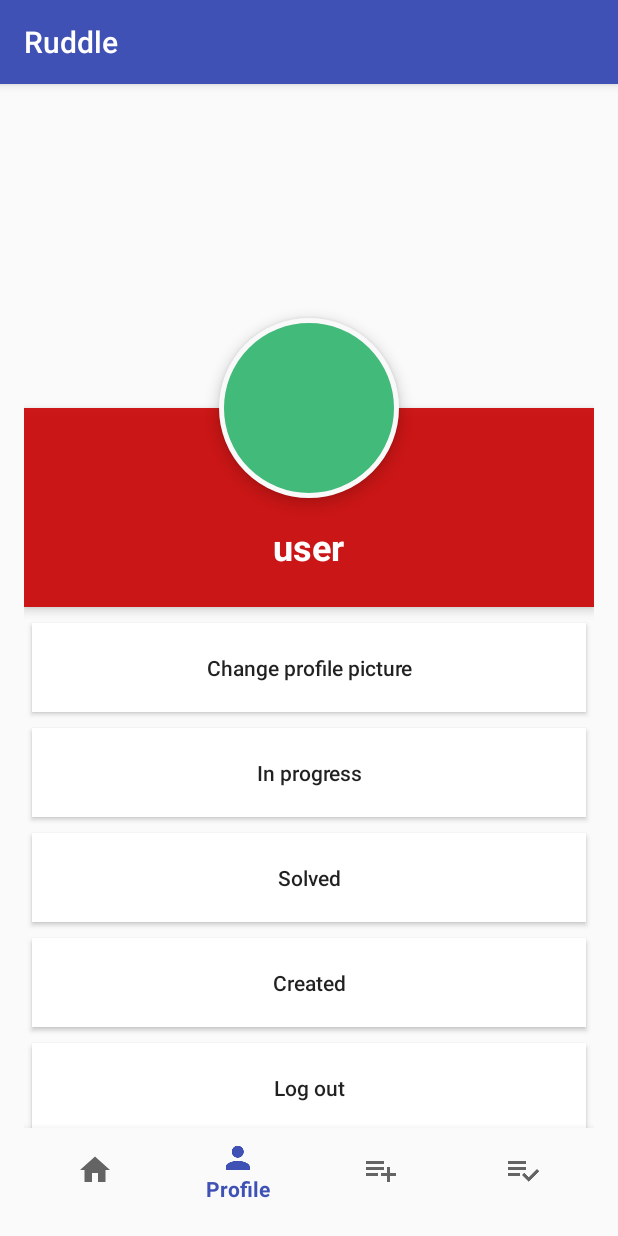
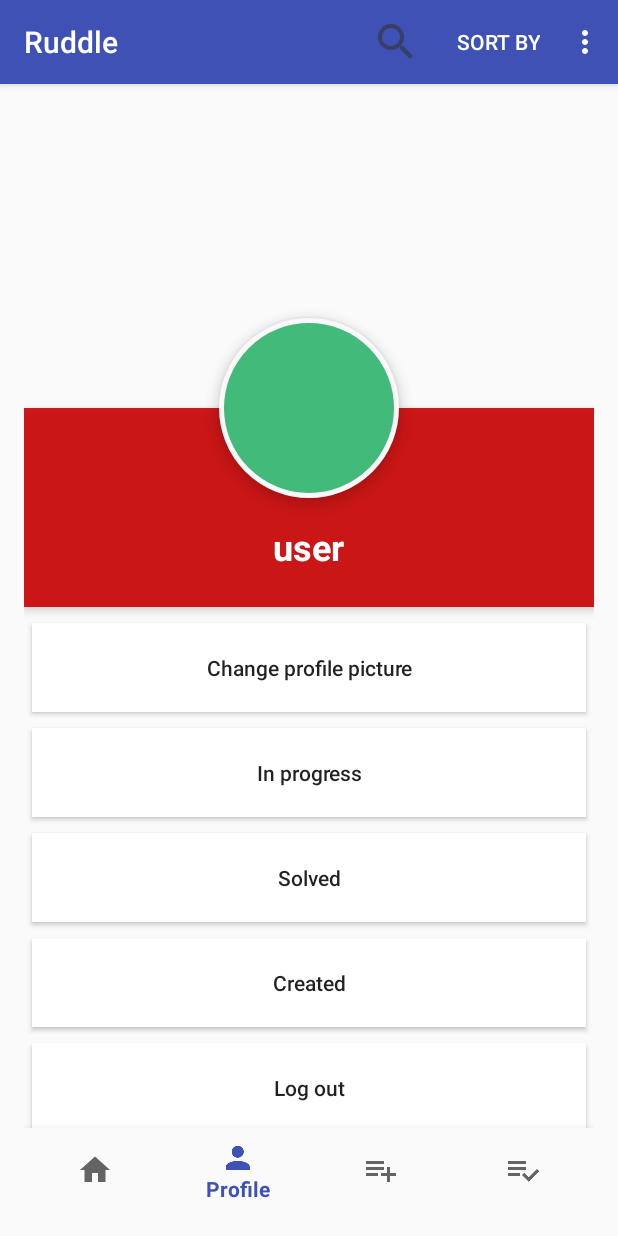
Before and after one commit to MarchiT/ruddle, an Android app: the HomeActivity screen opened directly, with no data from a screen before it, item 2 of the bottom bar chosen, on a phone screen of 412 x 824 dp. Run offline under Robolectric (Android 15) with nearby library versions, the phone set to English and light mode, and no system bars; network calls fail.

Commit message:
Add main menu with search, settings and sort by

```diff
--- a/Ruddle/app/src/main/java/com/project/ruddle/adapters/PostAdapter.java
+++ b/Ruddle/app/src/main/java/com/project/ruddle/adapters/PostAdapter.java
@@ -71,6 +71,7 @@ public class PostAdapter extends RecyclerView.Adapter<PostAdapter.ViewHolder> {
             holder.txtFooter.setText(posts.getJSONObject(position).getString("body"));
 
             String tag = posts.getJSONObject(position).getString("tag");
+            holder.inProgressButton.setVisibility(View.VISIBLE);
             switch (tag) {
                 case "created":
                     holder.inProgressButton.setButtonDrawable(R.drawable.ic_action_name);
--- /dev/null
+++ b/Ruddle/app/src/main/res/menu/menu_main.xml
@@ -0,0 +1,32 @@
+<?xml version="1.0" encoding="utf-8"?>
+<menu xmlns:android="http://schemas.android.com/apk/res/android"
+    xmlns:app="http://schemas.android.com/apk/res-auto">
+
+    <item
+        android:id="@+id/settings"
+        android:title="@string/settings" />
+    <item
+        android:id="@+id/search"
+        android:icon="@drawable/ic_search"
+        android:title="@string/search"
+        app:showAsAction="ifRoom" />
+    <item
+        android:id="@+id/sort"
+        android:title="@string/sort"
+        app:showAsAction="ifRoom">
+        <menu>
+           <item
+               android:id="@+id/sort_by_date"
+               android:title="@string/sory_by_date"
+               app:showAsAction="never"/>
+            <item
+                android:id="@+id/sort_by_difficulty"
+                android:title="@string/sory_by_difficulty"
+                app:showAsAction="never"/>
+            <item
+                android:id="@+id/sory_by_times_solved"
+                android:title="@string/sory_by_times_solved"
+                app:showAsAction="never"/>
+        </menu>
+    </item>
+</menu>
--- a/Ruddle/app/src/main/res/values/strings.xml
+++ b/Ruddle/app/src/main/res/values/strings.xml
@@ -48,4 +48,12 @@
     <string name="post_answer_hint">Enter answer</string>
     <string name="post_submit">Submit</string>
 
+    <!-- Strings related to Main menu-->
+    <string name="search">Search</string>
+    <string name="sort">Sort by</string>
+    <string name="settings">Settings</string>
+    <string name="sory_by_date">Date</string>
+    <string name="sory_by_difficulty">Difficulty</string>
+    <string name="sory_by_times_solved">Times solved</string>
+
 </resources>
```
Also changed, not shown: Ruddle/app/src/main/java/com/project/ruddle/HomeActivity.java (+21 -0 lines), Ruddle/app/src/main/res/layout/post_layout.xml (+10 -9 lines), Ruddle/app/src/main/res/drawable-hdpi/ic_search.png (added), Ruddle/app/src/main/res/drawable-mdpi/ic_search.png (added), Ruddle/app/src/main/res/drawable-xhdpi/ic_search.png (added), Ruddle/app/src/main/res/drawable-xxhdpi/ic_search.png (added).
